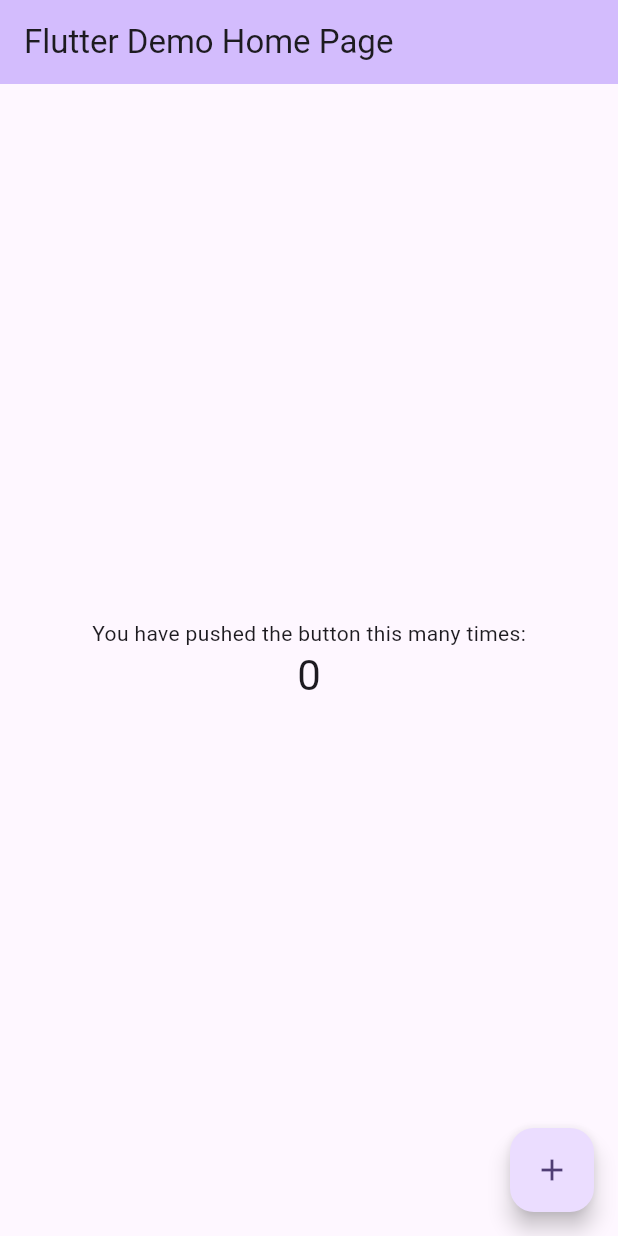
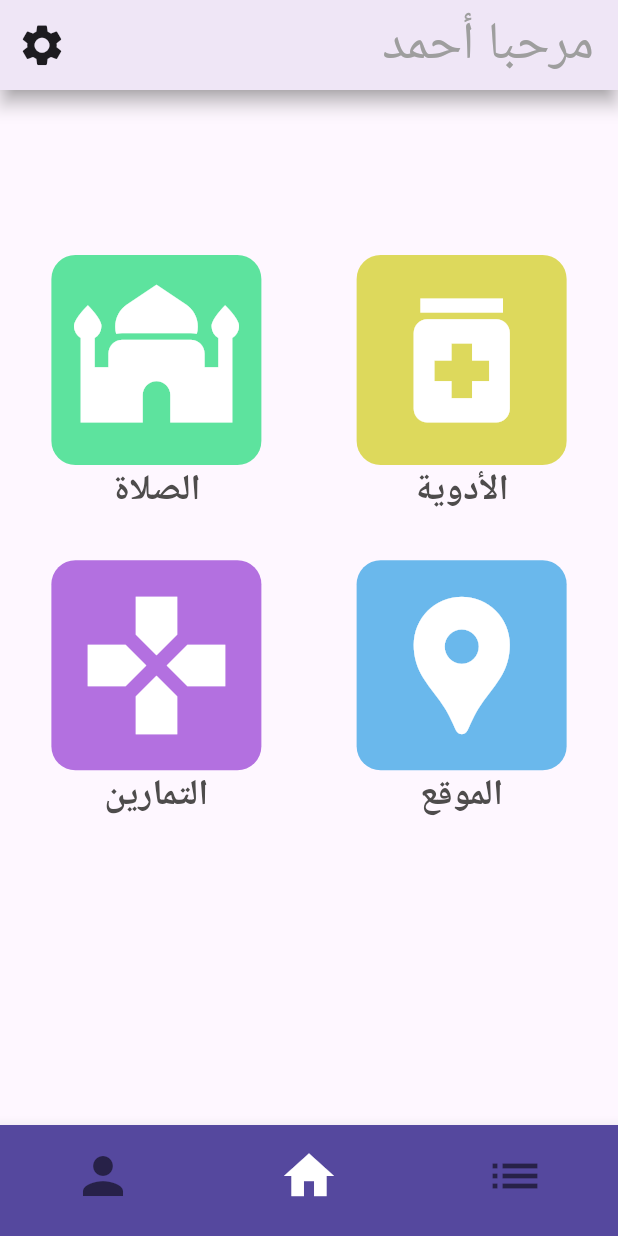
Before and after one commit to Sondosgit/aoun_p, a Flutter app: the screen it shows after launch, on a phone screen of 412 x 824 dp. Run offline on Flutter 3.47's test engine with Material 3 defaults, Android fonts, the phone set to English and light mode, and no system bars.

Commit message:
main Screen added

```diff
--- a/lib/main.dart
+++ b/lib/main.dart
@@ -1,127 +1,196 @@
+//import 'dart:ffi';
+
+//import 'dart:ffi';
+
 import 'package:flutter/material.dart';
 
 void main() {
-  runApp(const MyApp());
+  runApp(MyApp());
+}
+ //class MyApp extends StatelessWidget{
+class MyApp extends StatefulWidget{
+
+const MyApp ({super.key});
+
+@override
+  State<MyApp> createState() => _MyAppState();
 }
 
-class MyApp extends StatelessWidget {
-  const MyApp({super.key});
+class _MyAppState extends State<MyApp> {
 
-  // This widget is the root of your application.
+
+  int selectedindex = 1;
+
+  List <Widget> listwidget =[
+
+//account page
+  Text("1"),
+//home page
+  Center(
+  child: Padding(
+    padding: EdgeInsets.only(top: 100), // Adjust top padding as needed
+    child:
+        YourCustomScrollView()))
+    ,
+   //checklist
+    Text("3"),
+  ];
+
+
+
+
   @override
   Widget build(BuildContext context) {
     return MaterialApp(
-      title: 'Flutter Demo',
-      theme: ThemeData(
-        // This is the theme of your application.
-        //
-        // TRY THIS: Try running your application with "flutter run". You'll see
-        // the application has a purple toolbar. Then, without quitting the app,
-        // try changing the seedColor in the colorScheme below to Colors.green
-        // and then invoke "hot reload" (save your changes or press the "hot
-        // reload" button in a Flutter-supported IDE, or press "r" if you used
-        // the command line to start the app).
-        //
-        // Notice that the counter didn't reset back to zero; the application
-        // state is not lost during the reload. To reset the state, use hot
-        // restart instead.
-        //
-        // This works for code too, not just values: Most code changes can be
-        // tested with just a hot reload.
+      home: Scaffold(
 
-        //new line
-        colorScheme: ColorScheme.fromSeed(seedColor: Colors.deepPurple),
-        useMaterial3: true,
+
+         appBar: AppBar(title: const Align(
+          alignment: Alignment.topRight,
+          child: Text(
+            "مرحبا أحمد",
+            textAlign: TextAlign.right,
+            style: TextStyle(
+            color: Colors.grey,
+            fontSize: 35,
               ),
-      home: const MyHomePage(title: 'Flutter Demo Home Page'),
+           ),
+          ),
+
+          leading: IconButton(onPressed: (){}, icon: const Icon(Icons.settings),iconSize: 33,),
+          shadowColor: Colors.grey,
+          elevation: 5,
+          toolbarHeight: 60,
+
+
+          ),
+          bottomNavigationBar:BottomNavigationBar(
+
+          backgroundColor: Color.fromARGB(255, 85, 72, 158),
+          selectedItemColor: Colors.white,
+          iconSize: 40,
+          currentIndex: selectedindex,
+          onTap: (value) {
+            setState(() {
+             selectedindex = value;
+             print(value);
+            });
+          },
+          items:
+         [BottomNavigationBarItem(icon: Icon(Icons.person),label: "account")
+          ,BottomNavigationBarItem(icon: Icon(Icons.home),label: "Home"),
+          BottomNavigationBarItem(icon: Icon(Icons.list),label: "checklist")
+         ],
+         showSelectedLabels: false,
+        showUnselectedLabels: false
+         ),
+
+          body:
+          Container(
+
+            child:
+            Column(
+              children: <Widget>[
+                Expanded(
+                  child:
+            listwidget.elementAt(selectedindex)),])
+           ),
+
+      ),
     );
   }
 }
 
-class MyHomePage extends StatefulWidget {
-  const MyHomePage({super.key, required this.title});
 
-  // This widget is the home page of your application. It is stateful, meaning
-  // that it has a State object (defined below) that contains fields that affect
-  // how it looks.
 
-  // This class is the configuration for the state. It holds the values (in this
-  // case the title) provided by the parent (in this case the App widget) and
-  // used by the build method of the State. Fields in a Widget subclass are
-  // always marked "final".
 
-  final String title;
+class YourCustomScrollView extends StatelessWidget {
+  @override
+  Widget build(BuildContext context) {
+    return Align(
+     alignment: Alignment.bottomLeft,
+      child: CustomScrollView(
+        primary: false,
+        slivers: <Widget>[
 
-  @override
-  State<MyHomePage> createState() => _MyHomePageState();
+          SliverPadding(
+            padding: const EdgeInsets.all(10),
+            sliver: SliverGrid.count(
+              crossAxisSpacing: 15,
+              mainAxisSpacing: 15,
+              crossAxisCount: 2,
+              children: <Widget>[
+
+                _buildContainer(Icons.mosque, 'الصلاة', Color.fromARGB(255, 93, 227, 158)!),
+                _buildContainer(Icons.medication, "الأدوية ",  Color.fromARGB(255, 221, 217, 92)!),
+                _buildContainer(Icons.games, 'التمارين', Color.fromARGB(255, 179, 112, 224)!),
+                _buildContainer(Icons.location_pin, 'الموقع', Color.fromARGB(255, 106, 184, 236)!),
+
+
+              ],
+            ),
+          ),
+        ],
+      ),
+    );
   }
 
-class _MyHomePageState extends State<MyHomePage> {
-  int _counter = 0;
+  Widget _buildContainer(IconData icon, String text, Color color) {
+  return Column(
+    children: [
+      Container(
+        height: 140, // Adjust the height as needed
+        width: 140,
+        decoration: BoxDecoration(
+          color: color, // Set the background color
+          borderRadius: const BorderRadius.all(Radius.circular(16)), // Set the border radius
+        ),
 
-  void _incrementCounter() {
-    setState(() {
-      // This call to setState tells the Flutter framework that something has
-      // changed in this State, which causes it to rerun the build method below
-      // so that the display can reflect the updated values. If we changed
-      // _counter without calling setState(), then the build method would not be
-      // called again, and so nothing would appear to happen.
-      _counter++;
-    });
-  }
-
-  @override
-  Widget build(BuildContext context) {
-    // This method is rerun every time setState is called, for instance as done
-    // by the _incrementCounter method above.
-    //
-    // The Flutter framework has been optimized to make rerunning build methods
-    // fast, so that you can just rebuild anything that needs updating rather
-    // than having to individually change instances of widgets.
-    return Scaffold(
-      appBar: AppBar(
-        // TRY THIS: Try changing the color here to a specific color (to
-        // Colors.amber, perhaps?) and trigger a hot reload to see the AppBar
-        // change color while the other colors stay the same.
-        backgroundColor: Theme.of(context).colorScheme.inversePrimary,
-        // Here we take the value from the MyHomePage object that was created by
-        // the App.build method, and use it to set our appbar title.
-        title: Text(widget.title),
-      ),
-      body: Center(
-        // Center is a layout widget. It takes a single child and positions it
-        // in the middle of the parent.
-        child: Column(
-          // Column is also a layout widget. It takes a list of children and
-          // arranges them vertically. By default, it sizes itself to fit its
-          // children horizontally, and tries to be as tall as its parent.
-          //
-          // Column has various properties to control how it sizes itself and
-          // how it positions its children. Here we use mainAxisAlignment to
-          // center the children vertically; the main axis here is the vertical
-          // axis because Columns are vertical (the cross axis would be
-          // horizontal).
-          //
-          // TRY THIS: Invoke "debug painting" (choose the "Toggle Debug Paint"
-          // action in the IDE, or press "p" in the console), to see the
-          // wireframe for each widget.
-          mainAxisAlignment: MainAxisAlignment.center,
-          children: <Widget>[
-            const Text(
-              'You have pushed the button this many times:',
-            ),
-            Text(
-              '$_counter',
-              style: Theme.of(context).textTheme.headlineMedium,
+        child: Padding(
+          padding: const EdgeInsets.all(8),
+          child: Column(mainAxisAlignment: MainAxisAlignment.center,
+            children: [
+              Icon(
+                icon,
+                size: 110, // Adjust the icon size as needed
+                color: Colors.white, // Set the icon color
               ),
             ],
           ),
         ),
-      floatingActionButton: FloatingActionButton(
-        onPressed: _incrementCounter,
-        tooltip: 'Increment',
-        child: const Icon(Icons.add),
-      ), // This trailing comma makes auto-formatting nicer for build methods.
+      ),
+      //SizedBox(height: 6.5), // Add some space between icon and text
+      Text(
+        text,
+        textAlign: TextAlign.center,
+        style: TextStyle(
+          fontSize: 24,
+          fontWeight: FontWeight.bold,
+          color: const Color.fromARGB(255, 78, 76, 76)
+        ),
+      ),
+    ],
+  );
+}}
+
+
+
+
+
+class CustomBoxes extends StatelessWidget{
+  final dynamic ti;
+  //final Icon ic;
+ // final dynamic co;
+  const CustomBoxes({super.key, this.ti});
+
+  @override
+  Widget build(BuildContext context){
+    return
+    Container(
+                padding: const EdgeInsets.all(8),
+                color: Colors.green[100],
+                child:  Text("$ti"),
+
               );
   }
 }
```
Lines whose indentation alone changed are shown as unchanged.
